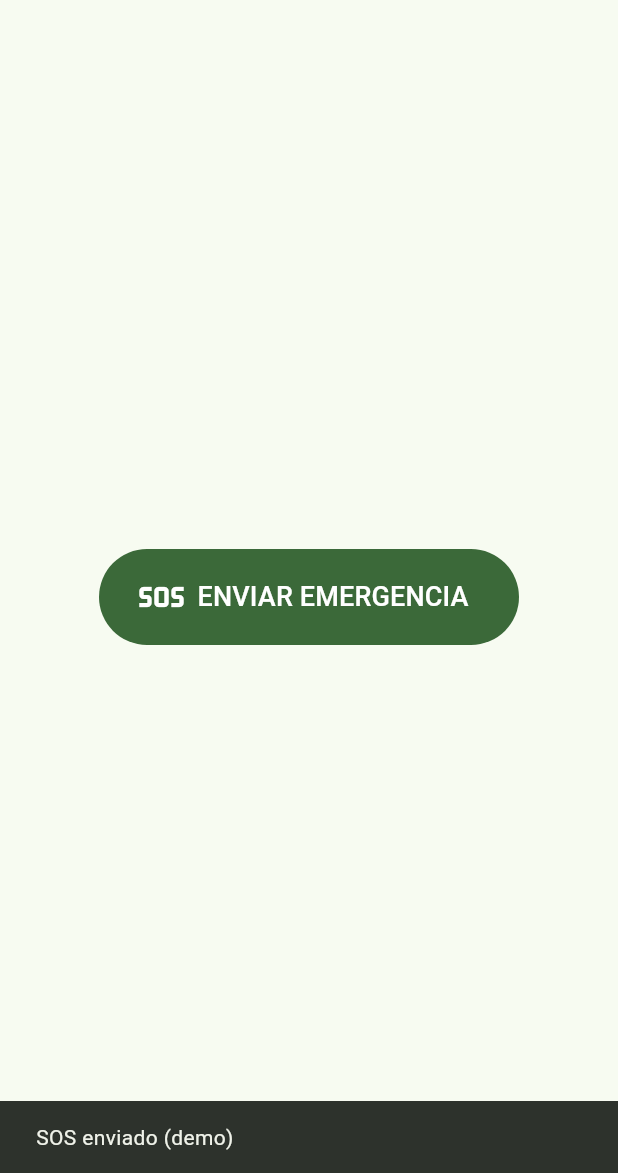
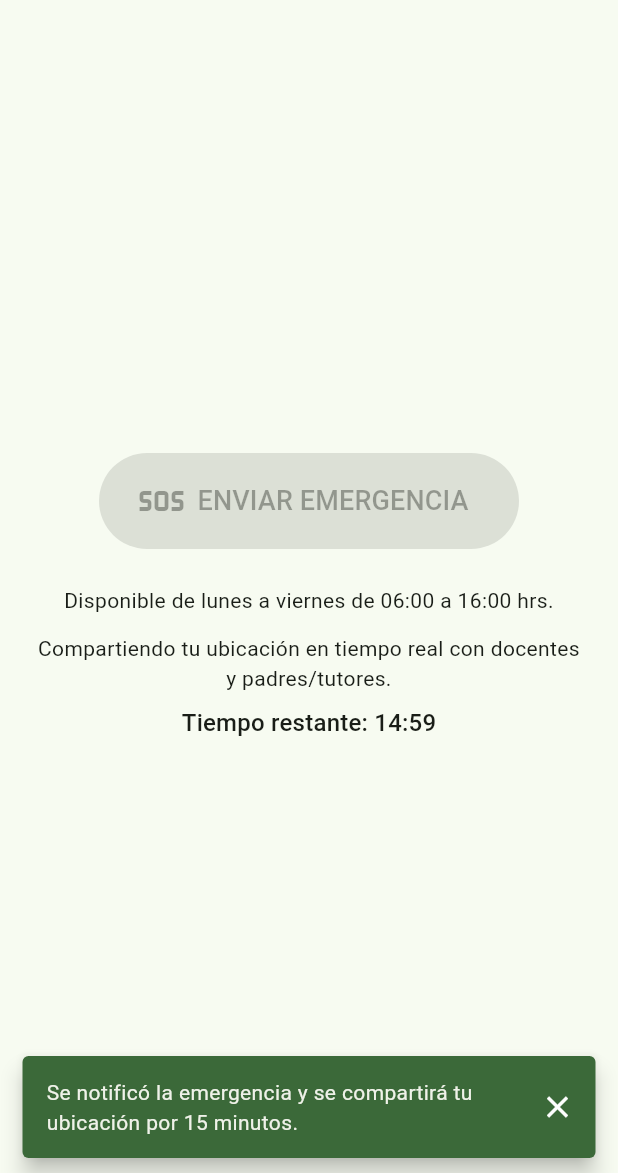
Before and after one commit to Lowerfiddie/Boton_de_emergencia, a Flutter app: the HomeScreen screen opened by its route, after a tap on "ENVIAR EMERGENCIA", on a phone screen of 412 x 824 dp, the part 63-1236 px from its top. Run offline on Flutter 3.47's test engine with Material 3 defaults, Android fonts, the phone set to English and light mode, and no system bars; our stand-ins replace geolocator, google_sign_in, shared_preferences; missing offline and left inert: googleapis; accounts and stored records are empty; network calls fail.

Commit message:
Implement emergency alarm flow

```diff
--- /dev/null
+++ b/lib/alarm_button.dart
@@ -0,0 +1,354 @@
+import 'dart:async';
+import 'dart:convert';
+
+import 'package:flutter/foundation.dart';
+import 'package:geolocator/geolocator.dart';
+import 'package:web_socket_channel/web_socket_channel.dart';
+import 'package:uuid/uuid.dart';
+
+/// Posibles estados del flujo del botón de emergencia.
+enum AlarmButtonStatus { idle, sending }
+
+/// Resultado de un intento de disparar la alarma.
+class AlarmTriggerResult {
+  const AlarmTriggerResult.success(this.message)
+      : success = true,
+        error = null;
+
+  const AlarmTriggerResult.failure(this.error)
+      : success = false,
+        message = null;
+
+  final bool success;
+  final String? message;
+  final String? error;
+}
+
+/// Excepción controlada para comunicar errores al usuario final.
+class AlarmButtonException implements Exception {
+  AlarmButtonException(this.message);
+  final String message;
+
+  @override
+  String toString() => message;
+}
+
+/// Controlador encargado de orquestar el flujo de "ENVIAR EMERGENCIA".
+///
+/// - Valida el horario permitido (lunes a viernes de 06:00 a 16:00).
+/// - Solicita permisos de ubicación y transmite los cambios de posición
+///   en tiempo real durante 15 minutos mediante un socket WebSocket.
+/// - Genera una URL de Google Maps que pueden consumir los receptores
+///   para visualizar la ubicación dinámica del alumno.
+/// - Bloquea el botón durante el mismo lapso de 15 minutos.
+class AlarmButtonController extends ChangeNotifier {
+  AlarmButtonController({
+    Uri? socketUrl,
+    Duration? streamingDuration,
+    LocationSettings? locationSettings,
+  })  : socketUrl = socketUrl ?? _defaultSocketUrl,
+        streamingDuration = streamingDuration ?? const Duration(minutes: 15),
+        locationSettings = locationSettings ??
+            const LocationSettings(
+              accuracy: LocationAccuracy.best,
+              distanceFilter: 5,
+            );
+
+  /// URL del backend encargado de distribuir la alerta.
+  final Uri socketUrl;
+
+  /// Duración total de la sesión de ubicación/tiempo de bloqueo del botón.
+  final Duration streamingDuration;
+
+  /// Configuración usada para escuchar cambios de ubicación.
+  final LocationSettings locationSettings;
+
+  AlarmButtonStatus _status = AlarmButtonStatus.idle;
+  String? _lastError;
+  DateTime? _cooldownUntil;
+  Timer? _cooldownTicker;
+  Timer? _sessionTimer;
+  WebSocketChannel? _channel;
+  StreamSubscription<Position>? _positionSub;
+  String? _activeSessionId;
+
+  static final Uri _defaultSocketUrl = Uri.parse('wss://example.com/emergency');
+
+  /// Último mensaje de error presentado por el controlador.
+  String? get lastError => _lastError;
+
+  /// Estatus actual del flujo.
+  AlarmButtonStatus get status => _status;
+
+  /// Indica si ya existe una sesión activa.
+  bool get isSending => _status == AlarmButtonStatus.sending;
+
+  /// Indica si el botón se encuentra temporalmente bloqueado.
+  bool get isOnCooldown =>
+      _cooldownUntil != null && DateTime.now().isBefore(_cooldownUntil!);
+
+  /// Tiempo restante del bloqueo.
+  Duration? get cooldownRemaining {
+    if (!isOnCooldown || _cooldownUntil == null) {
+      return null;
+    }
+    final remaining = _cooldownUntil!.difference(DateTime.now());
+    if (remaining.isNegative) {
+      return null;
+    }
+    return remaining;
+  }
+
+  /// Determina si el flujo puede ejecutarse en este momento.
+  bool get canTrigger =>
+      !isSending && !isOnCooldown && _isWithinAllowedSchedule(DateTime.now());
+
+  /// Indica si el horario actual se encuentra dentro de la ventana permitida.
+  bool get isWithinScheduleNow => _isWithinAllowedSchedule(DateTime.now());
+
+  /// Inicia el flujo completo de alerta.
+  Future<AlarmTriggerResult> trigger(Map<String, String?> session) async {
+    final now = DateTime.now();
+    if (!_isWithinAllowedSchedule(now)) {
+      const message =
+          'El botón solo está disponible de lunes a viernes de 06:00 a 16:00.';
+      _registerError(message);
+      return const AlarmTriggerResult.failure(message);
+    }
+
+    if (isOnCooldown) {
+      final remaining = cooldownRemaining;
+      final message = remaining == null
+          ? 'Debes esperar antes de volver a enviar una emergencia.'
+          : 'Debes esperar ${_formatDuration(remaining)} para volver a usar el botón.';
+      _registerError(message);
+      return AlarmTriggerResult.failure(message);
+    }
+
+    if (isSending) {
+      const message = 'Ya existe una sesión de emergencia en curso.';
+      _registerError(message);
+      return const AlarmTriggerResult.failure(message);
+    }
+
+    try {
+      await _ensureLocationPermission();
+    } on AlarmButtonException catch (e) {
+      _registerError(e.message);
+      return AlarmTriggerResult.failure(e.message);
+    } catch (e) {
+      final message = 'No fue posible obtener la ubicación: $e';
+      _registerError(message);
+      return AlarmTriggerResult.failure(message);
+    }
+
+    _status = AlarmButtonStatus.sending;
+    _lastError = null;
+    notifyListeners();
+
+    try {
+      final channel = WebSocketChannel.connect(socketUrl);
+      _channel = channel;
+      final sessionId = const Uuid().v4();
+      _activeSessionId = sessionId;
+
+      final expiresAt = DateTime.now().add(streamingDuration);
+      _cooldownUntil = expiresAt;
+      _startCooldownTicker();
+
+      channel.sink.add(jsonEncode({
+        'type': 'alarm:init',
+        'sessionId': sessionId,
+        'userId': session['userId'],
+        'displayName': session['displayName'],
+        'email': session['email'],
+        'phone': session['phone'],
+        'role': session['role'],
+        'recipients': const ['docente', 'padre_tutor'],
+        'expiresAt': expiresAt.toIso8601String(),
+      }));
+
+      _positionSub = Geolocator.getPositionStream(locationSettings: locationSettings)
+          .listen(
+        (position) {
+          _sendLocationUpdate(position);
+        },
+        onError: (Object error, StackTrace stackTrace) {
+          _registerError('Error obteniendo la ubicación: $error');
+          _finishSession();
+        },
+      );
+
+      _sessionTimer = Timer(streamingDuration, () {
+        _finishSession(releaseCooldown: true);
+      });
+
+      return const AlarmTriggerResult.success(
+        'Se notificó la emergencia y se compartirá tu ubicación por 15 minutos.',
+      );
+    } catch (e) {
+      _registerError('No fue posible conectarse con el servidor de emergencias: $e');
+      _tearDownActiveSession(resetCooldown: true);
+      return AlarmTriggerResult.failure(lastError ?? e.toString());
+    }
+  }
+
+  /// Cancela todos los recursos activos y cierra la sesión en curso.
+  void _finishSession({bool releaseCooldown = false}) {
+    _sendSessionEnded();
+    _tearDownActiveSession(resetCooldown: releaseCooldown);
+    if (!releaseCooldown && _cooldownUntil != null) {
+      _startCooldownTicker();
+    }
+    notifyListeners();
+  }
+
+  void _sendLocationUpdate(Position position) {
+    final sessionId = _activeSessionId;
+    final channel = _channel;
+    if (sessionId == null || channel == null) {
+      return;
+    }
+
+    final mapUrl = _buildGoogleMapsUrl(position.latitude, position.longitude);
+
+    channel.sink.add(jsonEncode({
+      'type': 'alarm:location',
+      'sessionId': sessionId,
+      'lat': position.latitude,
+      'lng': position.longitude,
+      'accuracy': position.accuracy,
+      'timestamp': DateTime.now().toIso8601String(),
+      'mapUrl': mapUrl,
+    }));
+  }
+
+  void _sendSessionEnded() {
+    final sessionId = _activeSessionId;
+    final channel = _channel;
+    if (sessionId == null || channel == null) {
+      return;
+    }
+    try {
+      channel.sink.add(jsonEncode({
+        'type': 'alarm:ended',
+        'sessionId': sessionId,
+        'timestamp': DateTime.now().toIso8601String(),
+      }));
+    } catch (_) {
+      // Ignorar errores al cerrar la sesión.
+    }
+  }
+
+  void _tearDownActiveSession({required bool resetCooldown}) {
+    _positionSub?.cancel();
+    _positionSub = null;
+    _sessionTimer?.cancel();
+    _sessionTimer = null;
+
+    try {
+      _channel?.sink.close();
+    } catch (_) {
+      // Ignorar errores de cierre.
+    }
+    _channel = null;
+    _activeSessionId = null;
+
+    if (resetCooldown) {
+      _cooldownUntil = null;
+    }
+    _stopCooldownTicker();
+    _status = AlarmButtonStatus.idle;
+  }
+
+  Future<void> _ensureLocationPermission() async {
+    final serviceEnabled = await Geolocator.isLocationServiceEnabled();
+    if (!serviceEnabled) {
+      throw AlarmButtonException(
+        'Activa los servicios de ubicación para enviar una emergencia.',
+      );
+    }
+
+    var permission = await Geolocator.checkPermission();
+    if (permission == LocationPermission.denied) {
+      permission = await Geolocator.requestPermission();
+    }
+
+    if (permission == LocationPermission.denied ||
+        permission == LocationPermission.deniedForever) {
+      throw AlarmButtonException(
+        'La aplicación necesita permiso de ubicación para continuar.',
+      );
+    }
+  }
+
+  bool _isWithinAllowedSchedule(DateTime now) {
+    const allowedWeekdays = <int>{
+      DateTime.monday,
+      DateTime.tuesday,
+      DateTime.wednesday,
+      DateTime.thursday,
+      DateTime.friday,
+    };
+
+    if (!allowedWeekdays.contains(now.weekday)) {
+      return false;
+    }
+
+    final start = DateTime(now.year, now.month, now.day, 6);
+    final end = DateTime(now.year, now.month, now.day, 16);
+
+    if (now.isBefore(start)) {
+      return false;
+    }
+
+    if (!now.isBefore(end)) {
+      return false;
+    }
+
+    return true;
+  }
+
+  void _startCooldownTicker() {
+    _cooldownTicker?.cancel();
+    if (_cooldownUntil == null) {
+      return;
+    }
+    _cooldownTicker = Timer.periodic(const Duration(seconds: 1), (_) {
+      if (!isOnCooldown) {
+        _stopCooldownTicker();
+      }
+      notifyListeners();
+    });
+  }
+
+  void _stopCooldownTicker() {
+    _cooldownTicker?.cancel();
+    _cooldownTicker = null;
+  }
+
+  void _registerError(String message) {
+    _lastError = message;
+    notifyListeners();
+  }
+
+  static String _formatDuration(Duration duration) {
+    final minutes = duration.inMinutes.remainder(60).toString().padLeft(2, '0');
+    final seconds = duration.inSeconds.remainder(60).toString().padLeft(2, '0');
+    final hours = duration.inHours;
+    if (hours > 0) {
+      return '${hours.toString().padLeft(2, '0')}:$minutes:$seconds';
+    }
+    return '$minutes:$seconds';
+  }
+
+  static String _buildGoogleMapsUrl(double lat, double lng) {
+    return 'https://www.google.com/maps/search/?api=1&query=$lat,$lng';
+  }
+
+  @override
+  void dispose() {
+    _tearDownActiveSession(resetCooldown: true);
+    super.dispose();
+  }
+}
--- a/lib/home_screen.dart
+++ b/lib/home_screen.dart
@@ -1,6 +1,7 @@
 import 'package:flutter/material.dart';
 import 'session_manager.dart';
 import 'auth.dart'; // para googleSignIn
+import 'alarm_button.dart';
 import 'dart:convert';
 import 'package:shared_preferences/shared_preferences.dart';
 import 'package:http/http.dart' as http;
@@ -165,14 +166,7 @@ class _HomeScreenState extends State<HomeScreen> {
             phone: phone,
             provider: provider,
           ),
-          EmergenciaPage(
-            onTrigger: () {
-              // Aquí conectarás permisos de ubicación + envío a Sheets/Apps Script
-              ScaffoldMessenger.of(context).showSnackBar(
-                const SnackBar(content: Text('SOS enviado (demo)')),
-              );
-            },
-          ),
+          EmergenciaPage(session: _session),
           const ContactosPage(), // con persistencia local
         ],
       ),
@@ -273,26 +267,136 @@ class PerfilPage extends StatelessWidget {
   }
 }
 
-class EmergenciaPage extends StatelessWidget {
-  const EmergenciaPage({super.key, required this.onTrigger});
-  final VoidCallback onTrigger;
+class EmergenciaPage extends StatefulWidget {
+  const EmergenciaPage({super.key, required this.session});
+
+  final Map<String, String?> session;
+
+  @override
+  State<EmergenciaPage> createState() => _EmergenciaPageState();
+}
+
+class _EmergenciaPageState extends State<EmergenciaPage> {
+  late final AlarmButtonController _controller;
+
+  @override
+  void initState() {
+    super.initState();
+    _controller = AlarmButtonController()..addListener(_onControllerChanged);
+  }
+
+  void _onControllerChanged() {
+    if (mounted) {
+      setState(() {});
+    }
+  }
+
+  @override
+  void dispose() {
+    _controller.removeListener(_onControllerChanged);
+    _controller.dispose();
+    super.dispose();
+  }
+
+  Future<void> _handleTrigger() async {
+    final result = await _controller.trigger(widget.session);
+    if (!mounted) return;
+    final theme = Theme.of(context);
+    final backgroundColor = result.success
+        ? theme.colorScheme.primary
+        : theme.colorScheme.error;
+    final textColor = result.success
+        ? theme.colorScheme.onPrimary
+        : theme.colorScheme.onError;
+    final message = result.success
+        ? result.message ?? 'Emergencia enviada correctamente.'
+        : result.error ?? 'No se pudo enviar la emergencia.';
+
+    ScaffoldMessenger.of(context).showSnackBar(
+      SnackBar(
+        content: Text(message),
+        backgroundColor: backgroundColor,
+        behavior: SnackBarBehavior.floating,
+        duration: const Duration(seconds: 4),
+        showCloseIcon: true,
+        closeIconColor: textColor,
+      ),
+    );
+  }
 
   @override
   Widget build(BuildContext context) {
+    final cooldown = _controller.cooldownRemaining;
+    final scheduleAvailable = _controller.isWithinScheduleNow;
+    final lastError = _controller.lastError;
+
     return SafeArea(
       minimum: const EdgeInsets.all(24),
       child: Center(
-        child: FilledButton.icon(
+        child: Column(
+          mainAxisSize: MainAxisSize.min,
+          children: [
+            FilledButton.icon(
               icon: const Icon(Icons.sos, size: 32),
               label: const Padding(
                 padding: EdgeInsets.symmetric(vertical: 16.0),
                 child: Text('ENVIAR EMERGENCIA', style: TextStyle(fontSize: 18)),
               ),
-          onPressed: onTrigger,
+              onPressed: _controller.canTrigger ? _handleTrigger : null,
               style: FilledButton.styleFrom(minimumSize: const Size(280, 64)),
+            ),
+            const SizedBox(height: 24),
+            Text(
+              'Disponible de lunes a viernes de 06:00 a 16:00 hrs.',
+              style: Theme.of(context).textTheme.bodyMedium,
+              textAlign: TextAlign.center,
+            ),
+            const SizedBox(height: 12),
+            if (_controller.isSending)
+              const Text(
+                'Compartiendo tu ubicación en tiempo real con docentes y padres/tutores.',
+                textAlign: TextAlign.center,
+              ),
+            if (cooldown != null)
+              Padding(
+                padding: const EdgeInsets.only(top: 8),
+                child: Text(
+                  'Tiempo restante: ${_formatDuration(cooldown)}',
+                  style: Theme.of(context).textTheme.titleMedium,
+                ),
+              ),
+            if (!scheduleAvailable && !_controller.isSending && !_controller.isOnCooldown)
+              Padding(
+                padding: const EdgeInsets.only(top: 8),
+                child: Text(
+                  'El botón se activará automáticamente en el siguiente horario disponible.',
+                  textAlign: TextAlign.center,
+                  style: TextStyle(color: Theme.of(context).colorScheme.outline),
+                ),
+              ),
+            if (lastError != null)
+              Padding(
+                padding: const EdgeInsets.only(top: 16),
+                child: Text(
+                  lastError,
+                  style: TextStyle(color: Theme.of(context).colorScheme.error),
+                  textAlign: TextAlign.center,
+                ),
+              ),
+          ],
         ),
       ),
     );
+  }
+
+  static String _formatDuration(Duration duration) {
+    final minutes = duration.inMinutes.remainder(60).toString().padLeft(2, '0');
+    final seconds = duration.inSeconds.remainder(60).toString().padLeft(2, '0');
+    final hours = duration.inHours;
+    if (hours > 0) {
+      return '${hours.toString().padLeft(2, '0')}:$minutes:$seconds';
+    }
+    return '$minutes:$seconds';
   }
 }
 
--- a/pubspec.yaml
+++ b/pubspec.yaml
@@ -24,6 +24,8 @@ dependencies:
   http: ^1.2.2
   shared_preferences: ^2.2.3
   uuid: ^4.4.0
+  geolocator: ^11.1.0
+  web_socket_channel: ^2.4.0
 
   # The following adds the Cupertino Icons font to your application.
   # Use with the CupertinoIcons class for iOS style icons.
```
Lines whose indentation alone changed are shown as unchanged.
